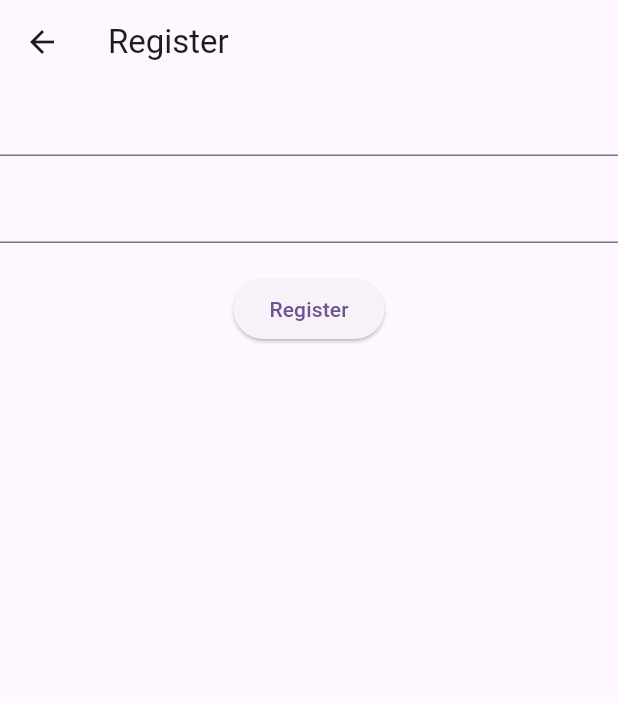
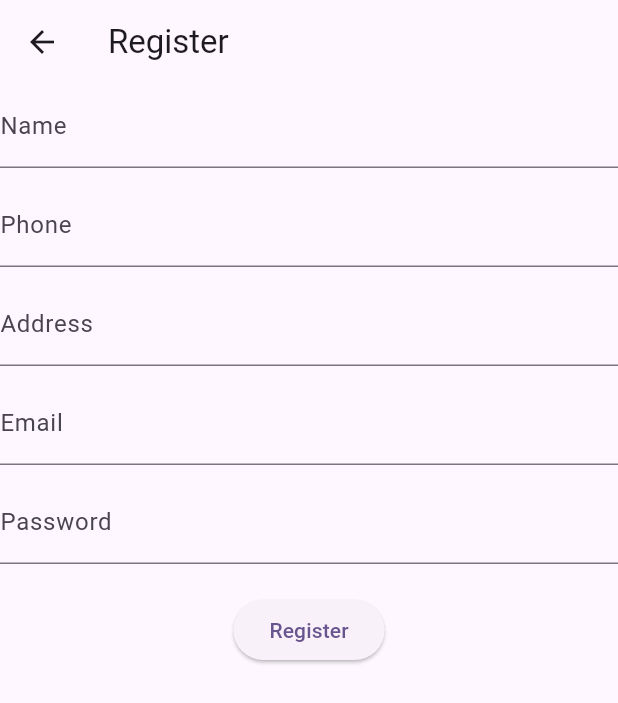
Before and after one commit to MuhammadAliKust/Flutter-B6-V2, a Flutter app: the RegisterView screen opened directly, on a phone screen of 412 x 824 dp. Shown: the top 703 px of the screen. Run offline on Flutter 3.47's test engine with Material 3 defaults, Android fonts, the phone set to English and light mode, and no system bars; our stand-ins replace cloud_firestore, firebase_auth, firebase_core; accounts and stored records are empty.

```diff
--- a/lib/views/register.dart
+++ b/lib/views/register.dart
@@ -1,5 +1,7 @@
 import 'package:flutter/material.dart';
+import 'package:flutter_b6_v2/models/user.dart';
 import 'package:flutter_b6_v2/services/auth.dart';
+import 'package:flutter_b6_v2/services/user.dart';
 import 'package:flutter_b6_v2/views/login.dart';
 
 class RegisterView extends StatefulWidget {
@@ -13,6 +15,9 @@ class _RegisterViewState extends State<RegisterView> {
   TextEditingController emailController = TextEditingController();
 
   TextEditingController pwdController = TextEditingController();
+  TextEditingController nameController = TextEditingController();
+  TextEditingController phoneController = TextEditingController();
+  TextEditingController addressController = TextEditingController();
 
   bool isLoading = false;
 
@@ -25,13 +30,36 @@ class _RegisterViewState extends State<RegisterView> {
       body: Column(
         children: [
           TextField(
+            controller: nameController,
+            decoration: InputDecoration(label: Text("Name")),
+          ),
+          SizedBox(
+            height: 10,
+          ),
+          TextField(
+            controller: phoneController,
+            decoration: InputDecoration(label: Text("Phone")),
+          ),
+          SizedBox(
+            height: 10,
+          ),
+          TextField(
+            controller: addressController,
+            decoration: InputDecoration(label: Text("Address")),
+          ),
+          SizedBox(
+            height: 10,
+          ),
+          TextField(
             controller: emailController,
+            decoration: InputDecoration(label: Text("Email")),
           ),
           SizedBox(
             height: 10,
           ),
           TextField(
             controller: pwdController,
+            decoration: InputDecoration(label: Text("Password")),
           ),
           SizedBox(
             height: 20,
@@ -59,6 +87,14 @@ class _RegisterViewState extends State<RegisterView> {
                           .signUpUser(
                               email: emailController.text,
                               password: pwdController.text)
+                          .then((val) async {
+                        await UserServices()
+                            .createUser(UserModel(
+                                docId: val!.uid.toString(),
+                                email: emailController.text,
+                                address: addressController.text,
+                                name: nameController.text,
+                                phone: phoneController.text))
                             .then((val) {
                           isLoading = false;
                           setState(() {});
@@ -82,6 +118,7 @@ class _RegisterViewState extends State<RegisterView> {
                                 );
                               });
                         });
+                      });
                     } catch (e) {
                       isLoading = false;
                       setState(() {});
```
Lines whose indentation alone changed are shown as unchanged.
